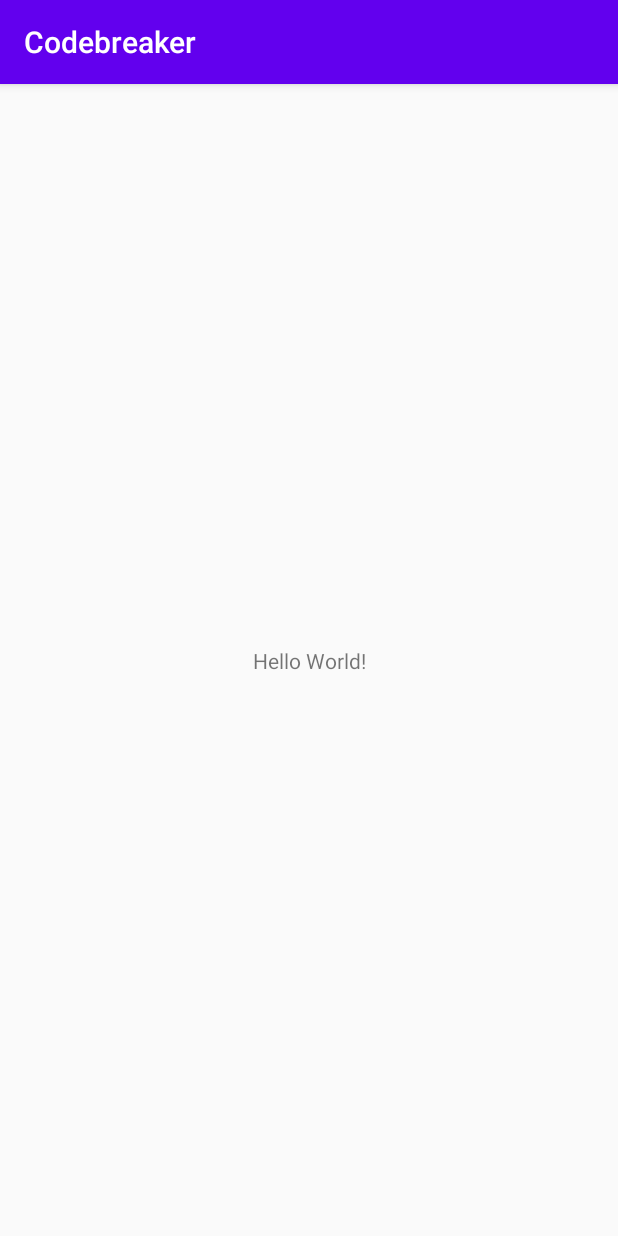
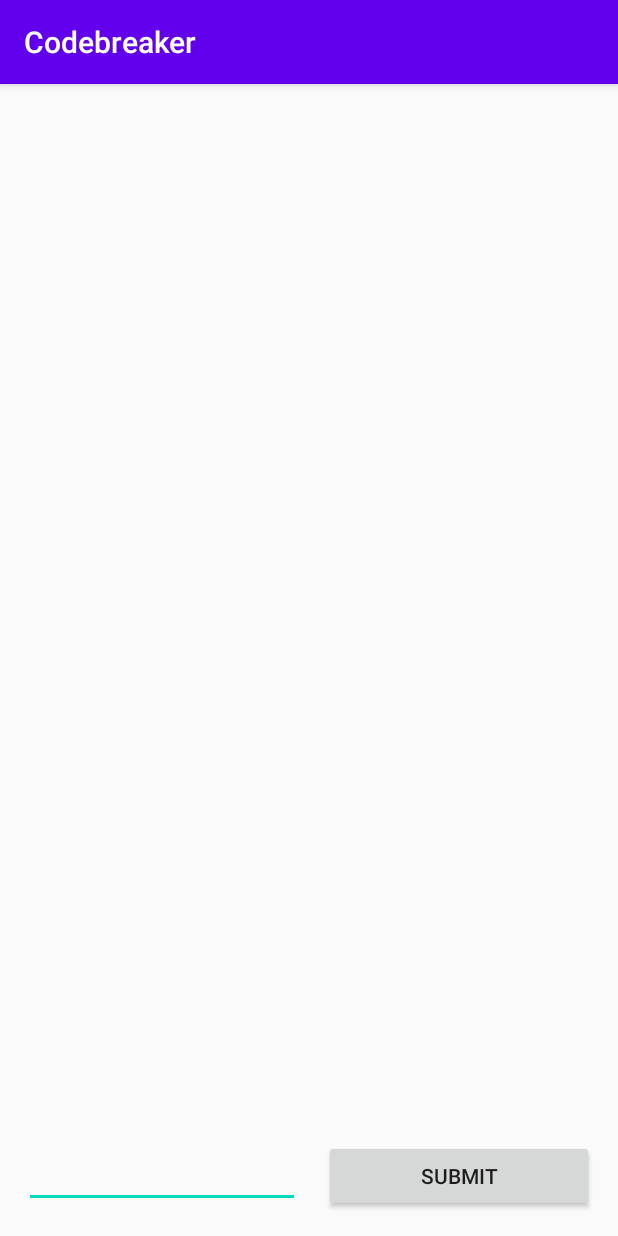
Before and after one commit to Jkelly97/codebreaker-android-backup, an Android app: the screen it shows after launch (MainActivity), on a phone screen of 412 x 824 dp. Run offline under Robolectric (Android 15) with nearby library versions, the phone set to English and light mode, and no system bars.

Commit message:
Button layouts>

```diff
--- a/app/src/main/AndroidManifest.xml
+++ b/app/src/main/AndroidManifest.xml
@@ -1,9 +1,11 @@
 <?xml version="1.0" encoding="utf-8"?>
 <manifest xmlns:android="http://schemas.android.com/apk/res/android"
   package="edu.cnm.deepdive.codebreaker">
+  <!-- TODO Re-enable allowBackup in production.-->
+
 
   <application
-    android:allowBackup="true"
+    android:allowBackup="false"
     android:icon="@mipmap/ic_launcher"
     android:label="@string/app_name"
     android:roundIcon="@mipmap/ic_launcher_round"
--- a/app/src/main/res/layout/activity_main.xml
+++ b/app/src/main/res/layout/activity_main.xml
@@ -6,13 +6,42 @@
   android:layout_width="match_parent"
   android:layout_height="match_parent"
   tools:context=".MainActivity">
-  <TextView
-    android:layout_width="wrap_content"
+
+  <ListView
+    android:id="@+id/guess_list"
+    android:layout_width="match_parent"
+    android:layout_height="0dp"
+    app:layout_constraintTop_toTopOf="parent"
+    app:layout_constraintStart_toStartOf="parent"
+    app:layout_constraintBottom_toTopOf="@id/guess_controls"/>
+
+  <LinearLayout
+    android:id="@+id/guess_controls"
+    android:layout_width="match_parent"
     android:layout_height="wrap_content"
-    android:text="Hello World!"
-    app:layout_constraintBottom_toBottomOf="parent"
-    app:layout_constraintLeft_toLeftOf="parent"
-    app:layout_constraintRight_toRightOf="parent"
-    app:layout_constraintTop_toTopOf="parent"/>
+    android:orientation="horizontal"
+    android:padding="8dp"
+    android:gravity="end"
+    app:layout_constraintStart_toStartOf="parent"
+    app:layout_constraintBottom_toBottomOf="parent">
+
+    <EditText
+      android:id="@+id/guess"
+      android:layout_width="0dp"
+      android:layout_height="wrap_content"
+      android:layout_weight="2
+"     android:layout_margin="8dp"
+      android:inputType="textCapCharacters"/>
+
+    <Button
+      android:id="@+id/submit"
+      android:layout_width="wrap_content"
+      android:layout_height="wrap_content"
+      android:layout_weight="1"
+      android:layout_margin="8dp"
+      android:text="@string/submit"/>
+
+
+  </LinearLayout>
 
 </androidx.constraintlayout.widget.ConstraintLayout>
--- a/app/src/main/res/values/strings.xml
+++ b/app/src/main/res/values/strings.xml
@@ -1,3 +1,4 @@
 <resources>
   <string name="app_name">Codebreaker</string>
+  <string name="submit">Submit</string>
 </resources>
```
